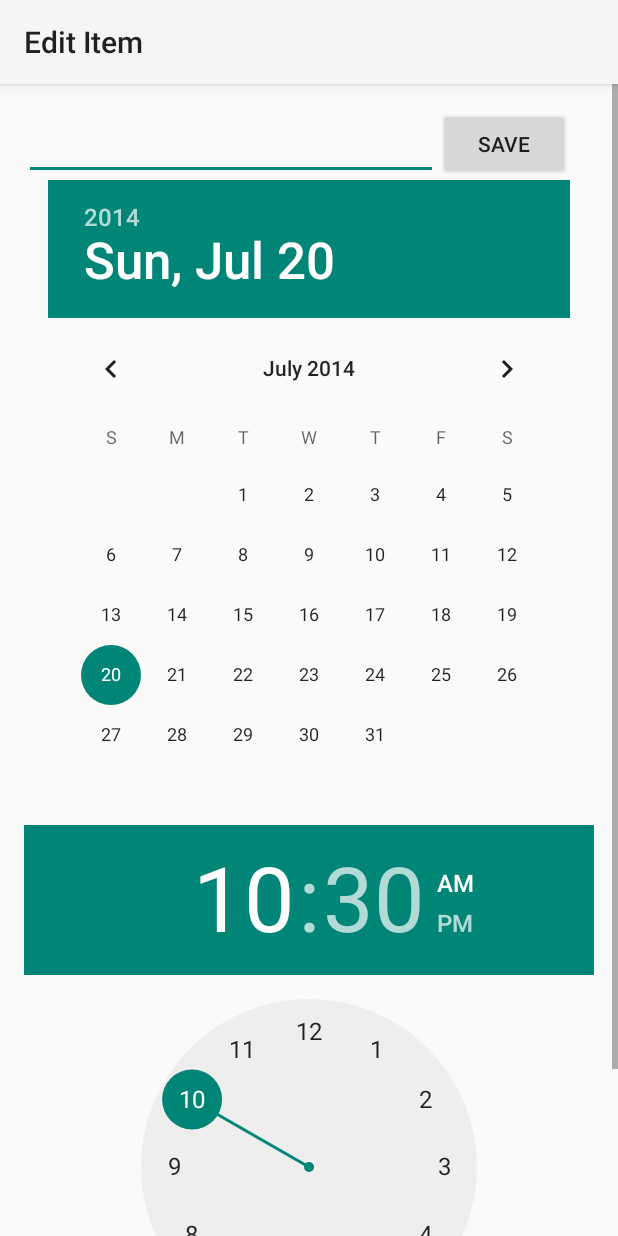
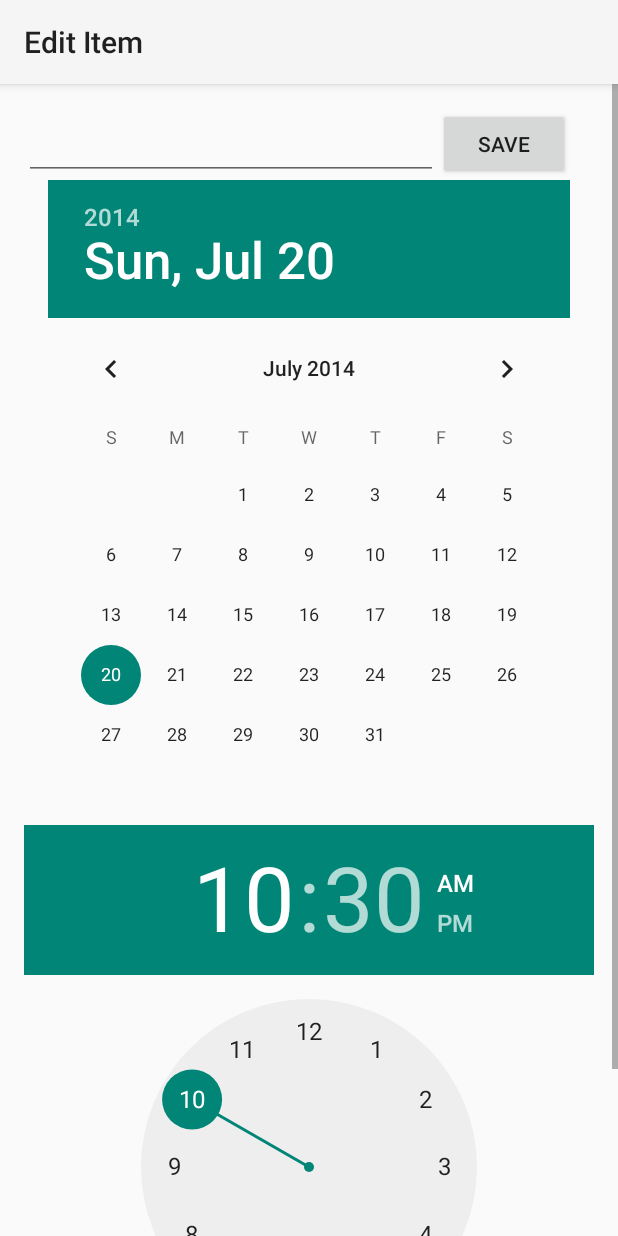
Before and after one commit to TomHarte/AndroidTODOList, an Android app: the screen it shows after launch (EditItemActivity), after a tap on an icon or button, on a phone screen of 412 x 824 dp. Run offline under Robolectric (Android 15) with nearby library versions, the phone set to English and light mode, and no system bars; 1 other tap on this screen came first.

Commit message:
Tweaked the layouts to ensure something other than the edit texts assume default focus, modified the main activity to ensure focus is removed from the edit text when adding an item. Net effect: the soft keyboard isn't half as annoying.

```diff
--- a/app/src/main/res/layout/activity_edit_item.xml
+++ b/app/src/main/res/layout/activity_edit_item.xml
@@ -41,7 +41,11 @@
 				android:layout_height="wrap_content"
 				android:id="@+id/dpDate"
 				android:layout_below="@+id/etItem"
-				android:layout_centerHorizontal="true" />
+				android:layout_centerHorizontal="true"
+				android:focusable="true"
+				android:focusableInTouchMode="true">
+				<requestFocus />
+			</DatePicker>
 
 			<TimePicker
 				android:layout_width="wrap_content"
--- a/app/src/main/res/layout/activity_main.xml
+++ b/app/src/main/res/layout/activity_main.xml
@@ -25,7 +25,11 @@
 		android:layout_alignParentTop="true"
 		android:layout_alignParentLeft="true"
 		android:layout_alignParentStart="true"
-        android:layout_above="@+id/btnAddItem" />
+		android:layout_above="@+id/btnAddItem"
+		android:focusable="true"
+		android:focusableInTouchMode="true">
+		<requestFocus />
+	</ListView>
 
 	<EditText
 		android:layout_width="wrap_content"
```
Also changed, not shown: app/src/main/java/com/thomasharte/view/MainActivity.java (+7 -0 lines). Lines whose indentation alone changed are shown as unchanged.
